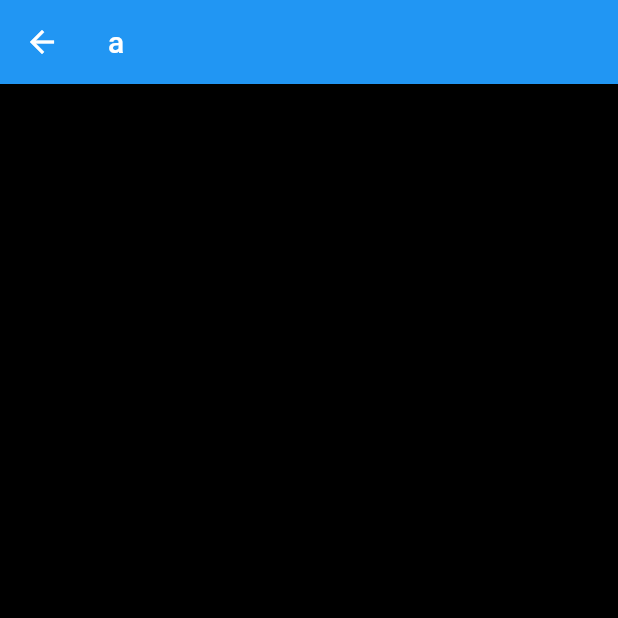
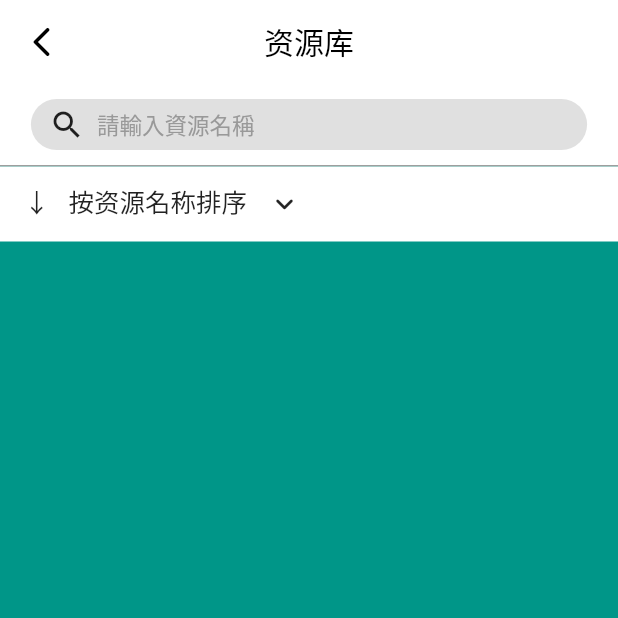
Before and after one commit to dora1015/tronclass-plus, a Flutter app: the MineDB screen opened by its route, on a phone screen of 412 x 824 dp, the top half of it. Run offline on Flutter 3.47's test engine with Material 2 defaults, Android fonts, the light colour scheme and no system bars.

Commit message:
database-fake

```diff
--- a/lib/main.dart
+++ b/lib/main.dart
@@ -15,7 +15,7 @@ import 'main_page.dart';
 
 void main() {
   runApp(MaterialApp(
-    debugShowCheckedModeBanner: false,
+    debugShowCheckedModeBanner: true,
     initialRoute: '/',
     routes: {
       '/': (context) {
@@ -122,8 +122,10 @@ class _MyAppState extends State<MyApp> {
               child: GestureDetector(
                 onTap: (){
                   setState(() {
-                    Navigator.of(context).pushNamed('/main');
+                    // Navigator.of(context).pushNamed('/main');
+                    _countdown = 0;
                   });
+
                 },
                 child: Container(
                   margin: const EdgeInsets.all(5.0),
--- a/lib/main_page.dart
+++ b/lib/main_page.dart
@@ -3,7 +3,7 @@ import 'sub_pages/mine.dart';
 
 class MainPage extends StatefulWidget {
 
-  MainPage({Key? key}) : super(key: key);
+  const MainPage({Key? key}) : super(key: key);
 
   @override
   State<MainPage> createState() => _MainPageState();
--- /dev/null
+++ b/lib/search_bar.dart
@@ -0,0 +1,325 @@
+import 'dart:ui';
+
+import 'package:flutter/cupertino.dart';
+import 'package:flutter/material.dart';
+import 'package:flutter/services.dart';
+
+/// searchBar(
+///   hint: "关键词",
+///   width: MediaQuery.of(context).size.width - 40,
+///   onSubmitted: (text){
+///     print("搜索$text");
+///     _searchTextValue = text;
+///     _loadData();
+///
+///   },
+///   clearCallback:(){
+///     _searchTextValue = "";
+///     _loadData();
+///   },
+///   onBackCallback: () {
+///
+/// }
+
+class searchBar extends StatefulWidget {
+  ///搜索框上显示的文案
+  String hint;
+
+  ///搜索框的圆角
+  double defaultBorderRadius;
+  EdgeInsets margin;
+  EdgeInsets padding;
+
+  ///如果考虑不需要水波纹效果那么就可以设置颜色为透明色
+  Color splashColor;
+
+  ///文本输入框焦点控制
+  FocusNode? focusNode;
+
+  ///文本输入框控制器
+  TextEditingController? controller;
+
+  ///点击键盘上的回车键的回调
+  Function(String text)? onSubmitted;
+
+  ///清楚搜索回调
+  Function? clearCallback;
+
+  ///返回键的回调
+  Function()? onBackCallback;
+
+  ///输入文本的长度限制
+  int inputKeyWordsLength;
+
+  ///输入框文字大小
+  double fontSize;
+
+  ///是否显示左侧的返回键
+  bool isShowBackButton;
+
+  ///搜索框的长度
+  double width;
+
+  ///搜索框的高度
+  double height;
+
+  searchBar(
+      {this.hint = "搜索",
+      this.defaultBorderRadius = 17.0,
+      this.margin = const EdgeInsets.only(top: 10.0, bottom: 10.0),
+      this.padding = const EdgeInsets.only(left: 12),
+      this.splashColor = const Color(0xFFD6D6D6),
+      this.focusNode,
+      this.controller,
+      this.onSubmitted,
+      this.onBackCallback,
+      this.clearCallback,
+      this.inputKeyWordsLength = 20,
+      this.fontSize = 15,
+      this.isShowBackButton = false,
+      this.width = 300,
+      this.height = 34}) {
+    height = defaultBorderRadius * 2;
+  }
+
+  @override
+  State<searchBar> createState() => _searchBarState();
+}
+
+class _searchBarState extends State<searchBar> {
+  ///为true 时显示清除选项
+  bool showClear = false;
+
+  ///文本输入框的默认使用控制器
+  TextEditingController defaultTextController = TextEditingController();
+
+  @override
+  void initState() {
+    super.initState();
+
+    ///创建默认的焦点控制
+    if (widget.focusNode == null) {
+      widget.focusNode = new FocusNode();
+    }
+  }
+
+  @override
+  Widget build(BuildContext context) {
+    return Container(
+      ///外边距
+      margin: widget.margin,
+
+      ///水平方向线性排列
+      child: Row(
+        children: [
+          ///左侧的返回按钮
+          buildLeftBackWidget(),
+
+          ///右侧的搜索框内容区域
+          buildContentContainer(),
+        ],
+      ),
+    );
+  }
+
+  ///构建左侧的返回按钮
+  Widget buildLeftBackWidget() {
+    ///当用在APPBar的位置时
+    ///常常需要配合一个返回按钮
+    if (widget.isShowBackButton) {
+      ///返回键按钮
+      return BackButton(
+        color: Colors.white,
+        onPressed: () {
+          ///返回事件回调
+          if (widget.onBackCallback != null) {
+            widget.onBackCallback!();
+          } else {
+            ///直接关闭当前页面
+            Navigator.of(context).pop();
+          }
+        },
+      );
+    } else {
+      ///当不需要显示返回按钮时
+      ///设置一个空视图
+      return Container();
+    }
+  }
+
+  ///构建搜索框的显示区域[Container]
+  LayoutBuilder buildContainer(BuildContext context) {
+    return LayoutBuilder(builder: (context, BoxConstraints constraints) {
+      return buildContentContainer();
+    });
+  }
+
+  ///构建搜索框的显示区域[Container]
+  Container buildContentContainer() {
+    return Container(
+      height: widget.height,
+
+      ///获取当前StatelessWidget的宽度
+      width: widget.width,
+
+      ///对齐方式
+      alignment: Alignment(-1, 0),
+
+      ///内边距
+      padding: widget.padding,
+
+      ///圆角边框
+      decoration: BoxDecoration(
+        color: Colors.grey[300],
+        borderRadius: BorderRadius.circular(widget.defaultBorderRadius),
+      ),
+      child: buildRow(),
+    );
+  }
+
+  ///构建搜索图标与显示文本
+  Row buildRow() {
+    return Row(
+      ///左对齐
+      mainAxisAlignment: MainAxisAlignment.start,
+
+      ///居左
+      crossAxisAlignment: CrossAxisAlignment.center,
+      children: [
+        ///左侧的搜索图标
+        const Icon(
+          Icons.search,
+          color: Colors.black87,
+          size: 24.0,
+          semanticLabel: 'Text to announce in accessibility modes',
+        ),
+
+        SizedBox(
+          width: 8.0,
+        ),
+
+        ///中间的输入框
+        Expanded(
+          flex: 1,
+          child: Container(
+            alignment: Alignment(-1, 0),
+            child: buildTextField(),
+          ),
+        ),
+
+        ///右侧的清除小按钮
+        buildClearButton(),
+      ],
+    );
+  }
+
+  ///lib/demo/search_textfield_bar.dart
+  ///构建搜索输入TextField
+  TextField buildTextField() {
+    return TextField(
+      ///设置键盘的类型
+      keyboardType: TextInputType.text,
+
+      ///键盘回车键的样式为搜索
+      textInputAction: TextInputAction.search,
+
+      ///只有苹果手机上有效果
+      keyboardAppearance: Brightness.dark,
+
+      ///控制器配置
+      controller:
+          widget.controller == null ? defaultTextController : widget.controller,
+
+      ///最大行数
+      maxLines: 1,
+
+      ///输入文本格式过滤
+      inputFormatters: [
+        ///输入的内容长度限制
+        LengthLimitingTextInputFormatter(widget.inputKeyWordsLength),
+      ],
+
+      ///当输入文本时实时回调
+      onChanged: (text) {
+        ///多层判断 优化刷新
+        ///只有当有改变时再刷新
+        if (text.length > 0) {
+          if (!showClear) {
+            showClear = true;
+            setState(() {});
+          }
+        } else {
+          if (showClear) {
+            showClear = false;
+            setState(() {});
+          }
+        }
+      },
+
+      ///点击键盘上的回车键
+      ///或者是搜索按钮的回调
+      onSubmitted: (text) {
+        if (widget.onSubmitted != null) {
+          widget.onSubmitted!(text);
+        }
+      },
+
+      ///输入框不自动获取焦点
+      autofocus: false,
+      focusNode: widget.focusNode,
+
+      style: TextStyle(
+          fontSize: widget.fontSize,
+          color: Colors.black54,
+          fontWeight: FontWeight.w300),
+
+      ///输入框的边框装饰
+      decoration: InputDecoration(
+          //重要 用于编辑框对齐
+          isDense: true,
+
+          ///清除文本内边跑
+          contentPadding: EdgeInsets.zero,
+
+          ///不设置边框
+          border: InputBorder.none,
+
+          ///设置提示文本
+          hintText: widget.hint,
+
+          ///设置提示文本的样式
+          hintStyle: TextStyle(
+            fontSize: widget.fontSize,
+            color: Color(0xff999999),
+          )),
+    );
+  }
+
+  ///清除按键
+  ///当文本框有内容输入时显示清除按钮
+  buildClearButton() {
+    ///当文本输入框中有内容时才显示清除按钮
+    if (showClear) {
+      return IconButton(
+        padding: const EdgeInsets.only(bottom: 1.9),
+        icon: const Icon(
+          Icons.clear,
+          size: 25,
+          color: Colors.black87,
+        ),
+        onPressed: () {
+          if (widget.controller == null) {
+            defaultTextController.clear();
+          } else {
+            widget.controller!.text = "";
+          }
+          if (widget.clearCallback != null) {
+            widget.clearCallback!();
+          }
+        },
+      );
+    } else {
+      return Container();
+    }
+  }
+}
--- a/lib/sub_pages/mine_database.dart
+++ b/lib/sub_pages/mine_database.dart
@@ -1,22 +1,190 @@
 import 'package:flutter/material.dart';
+import 'package:tronclass_plus/search_bar.dart';
+
+
 
 class MineDB extends StatefulWidget {
   const MineDB({Key? key}) : super(key: key);
 
   @override
   State<MineDB> createState() => _MineDBState();
-
 }
 
+
 class _MineDBState extends State<MineDB> {
+  var _index = 0;
+  var _UporDown = false;
+  Future _showCustomModalBottomSheet(context, List<String> options) async {
+    return showModalBottomSheet<int> (
+      backgroundColor: Colors.transparent,
+      isScrollControlled: true,
+      context: context,
+      builder: (BuildContext context) {
+        return Container(
+          clipBehavior: Clip.antiAlias,
+          decoration: const BoxDecoration(
+            color: Colors.white,
+            borderRadius: BorderRadius.only(
+              topLeft: Radius.circular(20.0),
+              topRight: Radius.circular(20.0),
+            ),
+          ),
+          height: 300,
+          child: Column(children: [
+            SizedBox(
+              height: 50,
+              child: Stack(
+                textDirection: TextDirection.rtl,
+                children: [
+                  const Center(
+                    child: Text(
+                      '底部弹窗',
+                      style: TextStyle(
+                          fontWeight: FontWeight.bold, fontSize: 16.0),
+                    ),
+                  ),
+                  IconButton(
+                      icon: Icon(Icons.close),
+                      onPressed: () {
+
+                        Navigator.of(context).pop();
+                      }),
+                ],
+              ),
+            ),
+            Divider(height: 1.0),
+            Expanded(
+              child: ListView.builder(
+                itemBuilder: (BuildContext context, int index) {
+                  return ListTile(
+                      title: Center(child: Text(options[index]),),
+                      onTap: () {
+
+                        if(_index == index){
+                          setState(() {
+                            _UporDown = !_UporDown;
+                          });
+                        }else{
+                          setState(() {
+                            _index = index;
+                          });
+                        }
+                        Navigator.of(context).pop(index);
+                      });
+                },
+                itemCount: options.length,
+              ),
+            ),
+          ]),
+        );
+      },
+    );
+  }
+
+
   @override
   Widget build(BuildContext context) {
+
+    List<String> selectList = [
+      '资源名称',
+      '上传时间',
+      '资源大小',
+      '关联数量',
+    ];
+    var _screenSize = MediaQuery.of(context).size;
+
     return Scaffold(
       appBar: AppBar(
-        title: Text("a"),
+          backgroundColor: Colors.white,
+          title: const Text(
+            "资源库",
+            style: TextStyle(
+              color: Colors.black,
+            ),
+          ),
+        centerTitle: true,
+        elevation: 0,
+        leading: GestureDetector(
+          child: const Icon(Icons.arrow_back_ios_rounded,color: Colors.black,),
+          onTap: () {
+
+            Navigator.pushNamed(context, '/mine');
+          },
+          // color: Colors.black,
+        ),
+
+
       ),
+
+      // centerTitle: true,
       body: Container(
-        color: Colors.black,
-      ),
+        alignment: Alignment.center,
+        color: Colors.teal,
+        child: Column(
+          mainAxisAlignment: MainAxisAlignment.start,
+          children: [
+            Container(
+              decoration: const BoxDecoration(
+                color: Colors.white,
+                border: Border(bottom: BorderSide(width: 1, color: Colors.grey))
+              ),
+
+              child: Row(
+                mainAxisAlignment: MainAxisAlignment.center,
+                children: [
+                  searchBar(
+                    width: _screenSize.width * 0.9,
+                    hint: "請輸入資源名稱",
+                    onSubmitted: (text) {
+                      print(text);
+                    },
+                  ),
+
+                ],
+              ),
+
+            ),
+
+            Container(
+              color: Colors.white,
+              child: Row(
+                mainAxisAlignment: MainAxisAlignment.spaceBetween,
+                children: [
+                  GestureDetector(
+
+                    onTap: () async {
+                      _showCustomModalBottomSheet(context, selectList );
+                      print((_UporDown ? '↑' : '↓') + "    " + selectList[_index]);
+                    },
+                    child: Row(
+                      children: [
+                        Container(
+                          height: 50,
+                          padding: const EdgeInsets.only(left: 16, right: 13,top: 10),
+                          child: Text(
+                            (_UporDown ? '↑' : '↓')+'   按'+selectList[_index]+'排序',
+                            style: const TextStyle(
+                              fontSize: 17,
+                            ),
+                          ),
+                        ),
+
+                        const Icon(Icons.keyboard_arrow_down_rounded),
+
+                      ],
+                    )
+                  )
+
+                ],
+              ),
+            )
+
+
+
+
+          ],
+        )
+      )
     );
-  }}
+  }
+}
```
